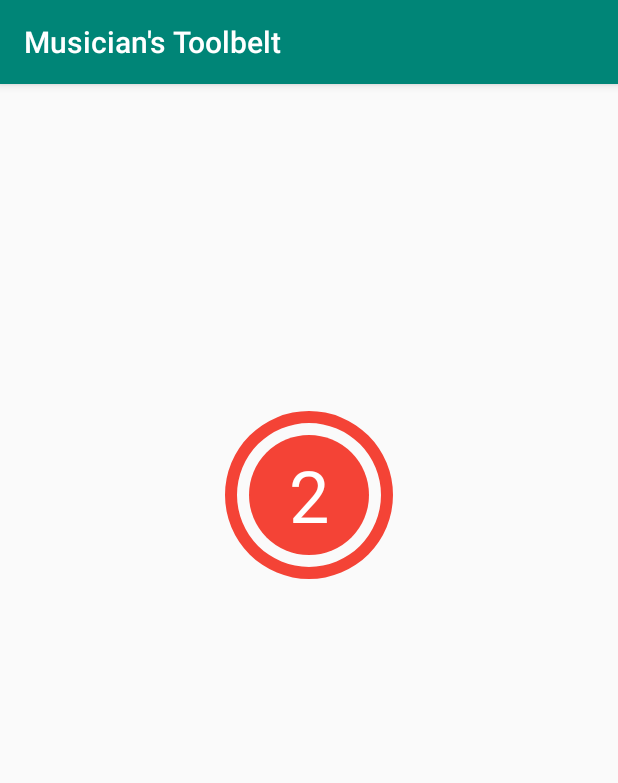
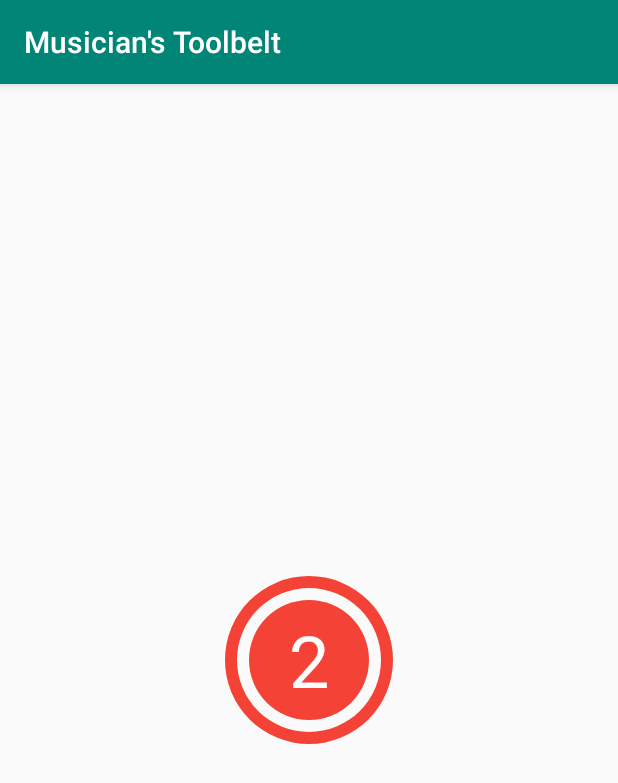
Before and after one commit to benjamin-warner/MusiciansToolbelt, an Android app: the fragment HomeFragment shown on its own in the app's theme, after a tap on an icon or button, on a phone screen of 412 x 824 dp. Shown: the top 783 px of the screen. Run offline under Robolectric (Android 15) with nearby library versions, the phone set to English and light mode, and no system bars.

Commit message:
PlaybackRecorder widget

```diff
--- a/app/src/main/java/com/benjaminnwarner/musicianstoolbelt/views/home/HomeFragment.kt
+++ b/app/src/main/java/com/benjaminnwarner/musicianstoolbelt/views/home/HomeFragment.kt
@@ -7,35 +7,29 @@ import android.view.ViewGroup
 import androidx.fragment.app.Fragment
 import androidx.lifecycle.ViewModelProviders
 import com.benjaminnwarner.musicianstoolbelt.R
-import com.benjaminnwarner.musicianstoolbelt.widget.Player
-import com.benjaminnwarner.musicianstoolbelt.widget.Recorder
-import kotlinx.android.synthetic.main.fragment_home.*
 import kotlinx.android.synthetic.main.fragment_home.view.*
+
 
 
 class HomeFragment : Fragment() {
 
     private lateinit var homeViewModel: HomeViewModel
-    private var recorder: Recorder? = null
-    private var player: Player? = null
+    private lateinit var recordingPath: String
+    private val recordingDurationLimit = 10000
+    private val recordingPreRollDuration = 3000L
 
     override fun onCreateView(inflater: LayoutInflater, container: ViewGroup?, savedInstanceState: Bundle?): View? {
         homeViewModel = ViewModelProviders.of(this).get(HomeViewModel::class.java)
         val root = inflater.inflate(R.layout.fragment_home, container, false)
 
-        recorder = Recorder(context!!).apply {
-            onRecordingWritten(this@HomeFragment::recordingWritten)
+        recordingPath = "${context?.filesDir?.absolutePath}/recording_temp.m4a"
+
+        root.home_playback_recorder.apply {
+            setRecordingDurationLimit(recordingDurationLimit)
+            setRecordingPreRollDuration(recordingPreRollDuration)
+            setAudioSource(recordingPath)
         }
-        root.home_playback_recorder.addView(recorder)
 
         return root
     }
-
-    private fun recordingWritten(file: String){
-        home_playback_recorder.removeAllViews()
-        player = Player(context!!).apply {
-            setupWithAudioSource(file)
-        }
-        home_playback_recorder.addView(player)
-    }
 }
--- /dev/null
+++ b/app/src/main/java/com/benjaminnwarner/musicianstoolbelt/widget/PlaybackRecorder.kt
@@ -0,0 +1,46 @@
+package com.benjaminnwarner.musicianstoolbelt.widget
+
+import android.content.Context
+import android.util.AttributeSet
+import android.widget.FrameLayout
+import com.benjaminnwarner.musicianstoolbelt.R
+import kotlinx.android.synthetic.main.widget_playback_recorder.view.*
+
+class PlaybackRecorder: FrameLayout {
+
+    constructor(context: Context): super(context)
+    constructor(context: Context, attributes: AttributeSet): super(context, attributes)
+    constructor(context: Context, attrs: AttributeSet, defStyleAttr: Int) : super(context, attrs, defStyleAttr)
+
+    private var recorder: Recorder? = null
+    private var player: Player? = null
+
+    init {
+        inflate(context, R.layout.widget_playback_recorder,this)
+
+        recorder = Recorder(context).apply {
+            onRecordingWritten(this@PlaybackRecorder::recordingWritten)
+        }
+        widget_playback_recorder_container.addView(recorder)
+    }
+
+    fun setAudioSource(file: String){
+        recorder?.filePath = file
+    }
+
+    fun setRecordingDurationLimit(duration: Int) {
+        recorder?.setRecordingDurationLimit(duration)
+    }
+
+    fun setRecordingPreRollDuration(duration: Long) {
+        recorder?.setPreRollDuration(duration)
+    }
+
+    private fun recordingWritten(file: String){
+        widget_playback_recorder_container.removeAllViews()
+        player = Player(context!!).apply {
+            setupWithAudioSource(file)
+        }
+        widget_playback_recorder_container.addView(player)
+    }
+}
--- a/app/src/main/java/com/benjaminnwarner/musicianstoolbelt/widget/Recorder.kt
+++ b/app/src/main/java/com/benjaminnwarner/musicianstoolbelt/widget/Recorder.kt
@@ -2,6 +2,7 @@ package com.benjaminnwarner.musicianstoolbelt.widget
 
 import android.animation.ObjectAnimator
 import android.content.Context
+import android.util.AttributeSet
 import android.view.View
 import android.view.animation.LinearInterpolator
 import android.widget.FrameLayout
@@ -12,49 +13,66 @@ import kotlinx.android.synthetic.main.widget_recorder.view.*
 import kotlin.math.ceil
 
 
-const val TEMP_RECORDING_FILENAME = "recording_temp.m4a"
-const val MAX_RECORDING_DURATION = 10000
-const val PRE_ROLL_DURATION = 3000L
+class Recorder: FrameLayout {
 
-class Recorder(context: Context): FrameLayout(context) {
+    constructor(context: Context): super(context)
+    constructor(context: Context, attributes: AttributeSet): super(context, attributes)
+    constructor(context: Context, attrs: AttributeSet, defStyleAttr: Int) : super(context, attrs, defStyleAttr)
+
+    var filePath: String = ""
+    private var preRollDuration: Long = -1
 
     private val recorder = MediaRecorderWrapper()
-    private lateinit var animator: ObjectAnimator
-
-    private val filePath: String = "${context.filesDir.absolutePath}/${TEMP_RECORDING_FILENAME}"
+    private var animator: ObjectAnimator? = null
+    private var preRoll: CountDownWrapper? = null
 
     private var recordingWrittenCallback: ((String) -> Unit)? = null
-    private var preRoll: CountDownWrapper? = null
 
     init {
         inflate(context, R.layout.widget_recorder,this)
 
         recorder.setDurationLimitListener(this::onDurationLimitHit)
 
-        widget_recorder_pre_roll.setOnClickListener { startPreRoll() }
+        widget_recorder_pre_roll.setOnClickListener { onStart() }
         widget_recorder_toggle.setOnCheckedChangeListener { _, active -> onRecordToggle(active) }
-
-        initProgressbar()
     }
 
     fun onRecordingWritten(callback: ((String) -> Unit)){
         this.recordingWrittenCallback = callback
     }
 
+    fun setPreRollDuration(duration: Long){
+        preRollDuration = duration
+        widget_recorder_pre_roll.visibility = View.VISIBLE
+    }
+
+    fun setRecordingDurationLimit(duration: Int){
+        recorder.maxDuration = duration
+        initProgressbar()
+    }
+
     private fun initProgressbar(){
-        widget_recorder_progress.max = MAX_RECORDING_DURATION
-        widget_recorder_progress.progress = MAX_RECORDING_DURATION
-        animator = ObjectAnimator.ofInt(widget_recorder_progress, "progress", MAX_RECORDING_DURATION, 0).apply {
-            this.duration = MAX_RECORDING_DURATION.toLong()
+        widget_recorder_progress.max = recorder.maxDuration
+        widget_recorder_progress.progress = recorder.maxDuration
+        animator = ObjectAnimator.ofInt(widget_recorder_progress, "progress", recorder.maxDuration, 0).apply {
+            this.duration = recorder.maxDuration.toLong()
             interpolator = LinearInterpolator()
+        }
+    }
+
+    private fun onStart(){
+        if(preRollDuration == -1L){
+            widget_recorder_toggle.isChecked = true
+        } else {
+            startPreRoll()
         }
     }
 
     private fun startPreRoll(){
         if(preRoll == null) {
-            widget_recorder_pre_roll.text = (PRE_ROLL_DURATION / 1000).toString()
+            widget_recorder_pre_roll.text = (preRollDuration / 1000).toString()
 
-            preRoll = CountDownWrapper(PRE_ROLL_DURATION, 1000, {
+            preRoll = CountDownWrapper(preRollDuration, 1000, {
                 widget_recorder_pre_roll.visibility = View.INVISIBLE
                 widget_recorder_toggle.isChecked = true
                 preRoll = null
@@ -71,17 +89,18 @@ class Recorder(context: Context): FrameLayout(context) {
 
     private fun onRecordToggle(active: Boolean){
         if(active){
+            if(filePath == "") throw IllegalStateException("No audio source set; set via prop filePath.")
             recorder.recordTo(filePath)
-            animator.start()
+            animator?.start()
         } else {
-            animator.cancel()
+            animator?.cancel()
             recorder.stop()
             recordingWrittenCallback?.invoke(filePath)
         }
     }
 
     private fun onDurationLimitHit(){
-        animator.cancel()
+        animator?.cancel()
         recordingWrittenCallback?.invoke(filePath)
     }
 }
--- a/app/src/main/java/com/benjaminnwarner/musicianstoolbelt/wrappers/MediaRecorderWrapper.kt
+++ b/app/src/main/java/com/benjaminnwarner/musicianstoolbelt/wrappers/MediaRecorderWrapper.kt
@@ -8,6 +8,8 @@ class MediaRecorderWrapper {
     private var recorder: MediaRecorder? = null
     private var onInterruptedListener: (() -> Unit)? = null
 
+    var maxDuration = -1
+
     fun recordTo(filePath: String) {
         recorder = MediaRecorder().apply {
             setAudioSource(MediaRecorder.AudioSource.MIC)
@@ -15,7 +17,7 @@ class MediaRecorderWrapper {
             setAudioEncoder(MediaRecorder.AudioEncoder.AAC)
             setAudioEncodingBitRate(128000)
             setAudioSamplingRate(44100)
-            setMaxDuration(10000)
+            setMaxDuration(maxDuration)
             setOutputFile(filePath)
             setOnInfoListener { _, what, _ -> onInfo(what) }
 
--- a/app/src/main/res/layout/fragment_home.xml
+++ b/app/src/main/res/layout/fragment_home.xml
@@ -5,14 +5,14 @@
     android:layout_width="match_parent"
     android:layout_height="match_parent">
 
-    <FrameLayout
+
+    <com.benjaminnwarner.musicianstoolbelt.widget.PlaybackRecorder
         android:id="@+id/home_playback_recorder"
         android:layout_width="120dp"
         android:layout_height="120dp"
         app:layout_constraintBottom_toBottomOf="parent"
         app:layout_constraintEnd_toEndOf="parent"
         app:layout_constraintStart_toStartOf="parent"
-        app:layout_constraintTop_toTopOf="parent"
-        app:layout_constraintVertical_bias="0.32999998" />
+        app:layout_constraintTop_toTopOf="parent" />
 
 </androidx.constraintlayout.widget.ConstraintLayout>
--- /dev/null
+++ b/app/src/main/res/layout/widget_playback_recorder.xml
@@ -0,0 +1,9 @@
+<?xml version="1.0" encoding="utf-8"?>
+<merge xmlns:android="http://schemas.android.com/apk/res/android">
+
+    <FrameLayout
+        android:id="@+id/widget_playback_recorder_container"
+        android:layout_width="match_parent"
+        android:layout_height="match_parent"/>
+
+</merge>
--- a/app/src/main/res/layout/widget_recorder.xml
+++ b/app/src/main/res/layout/widget_recorder.xml
@@ -33,6 +33,7 @@
             android:layout_width="120dp"
             android:layout_height="120dp"
             android:gravity="center"
+            android:visibility="gone"
             android:elevation="2dp"
             android:textColor="@color/colorWhite"
             android:textSize="48sp"
```
Also changed, not shown: app/src/main/java/com/benjaminnwarner/musicianstoolbelt/widget/Player.kt (+6 -1 lines), app/src/main/res/layout/fragment_playback_recorder.xml (deleted, +0 -12 lines).
